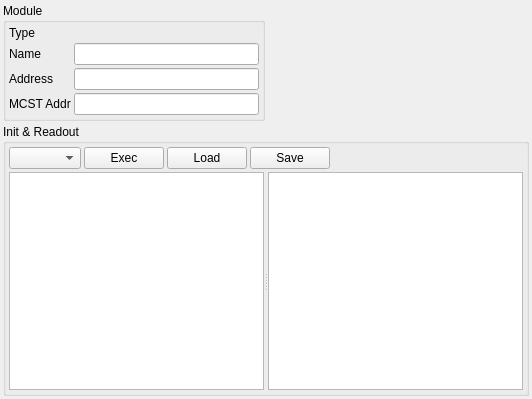
Qt form moduleconfig_widget.ui (flueke/mvme) before a commit.
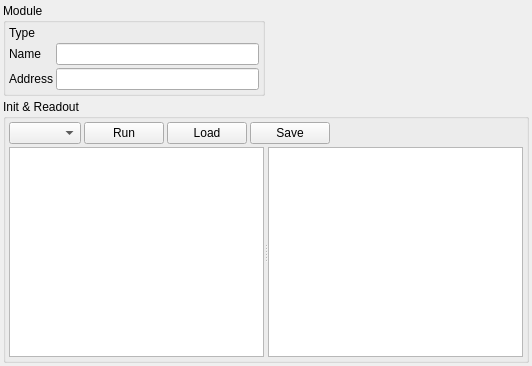
The same form after that commit.

Patch:
```diff
--- a/moduleconfig_widget.ui
+++ b/moduleconfig_widget.ui
@@ -7,7 +7,7 @@
     <x>0</x>
     <y>0</y>
     <width>532</width>
-    <height>399</height>
+    <height>366</height>
    </rect>
   </property>
   <property name="windowTitle">
@@ -74,7 +74,7 @@
         <item>
          <widget class="QPushButton" name="pb_exec">
           <property name="text">
-           <string>Exec</string>
+           <string>Run</string>
           </property>
          </widget>
         </item>
@@ -199,16 +199,6 @@
       <item row="2" column="1">
        <widget class="QLineEdit" name="le_address"/>
       </item>
-      <item row="3" column="0">
-       <widget class="QLabel" name="label_3">
-        <property name="text">
-         <string>MCST Addr</string>
-        </property>
-       </widget>
-      </item>
-      <item row="3" column="1">
-       <widget class="QLineEdit" name="le_mcstAddress"/>
-      </item>
      </layout>
     </widget>
    </item>
```
